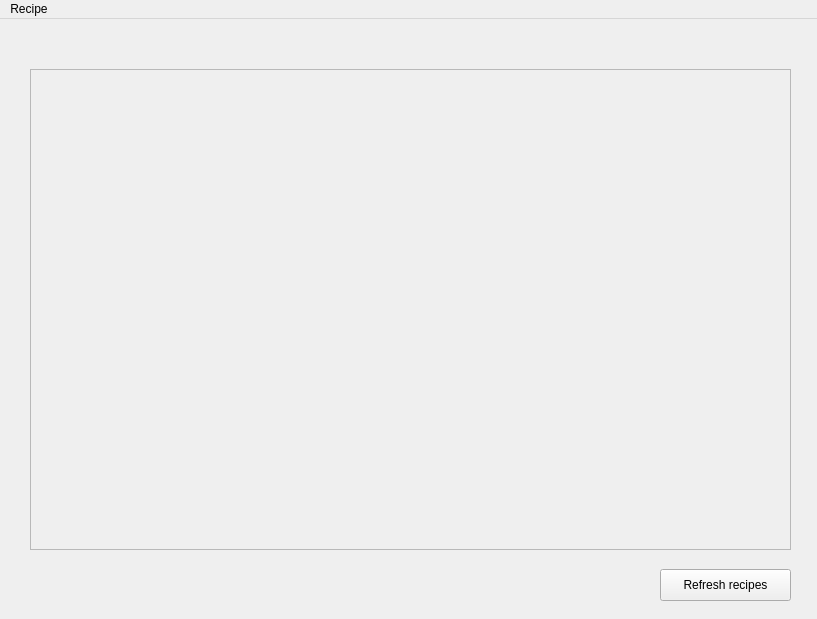
Qt form qt/main_window/MainWindow.ui (Quentin-Gillet/qt-recipe-app) before a commit.
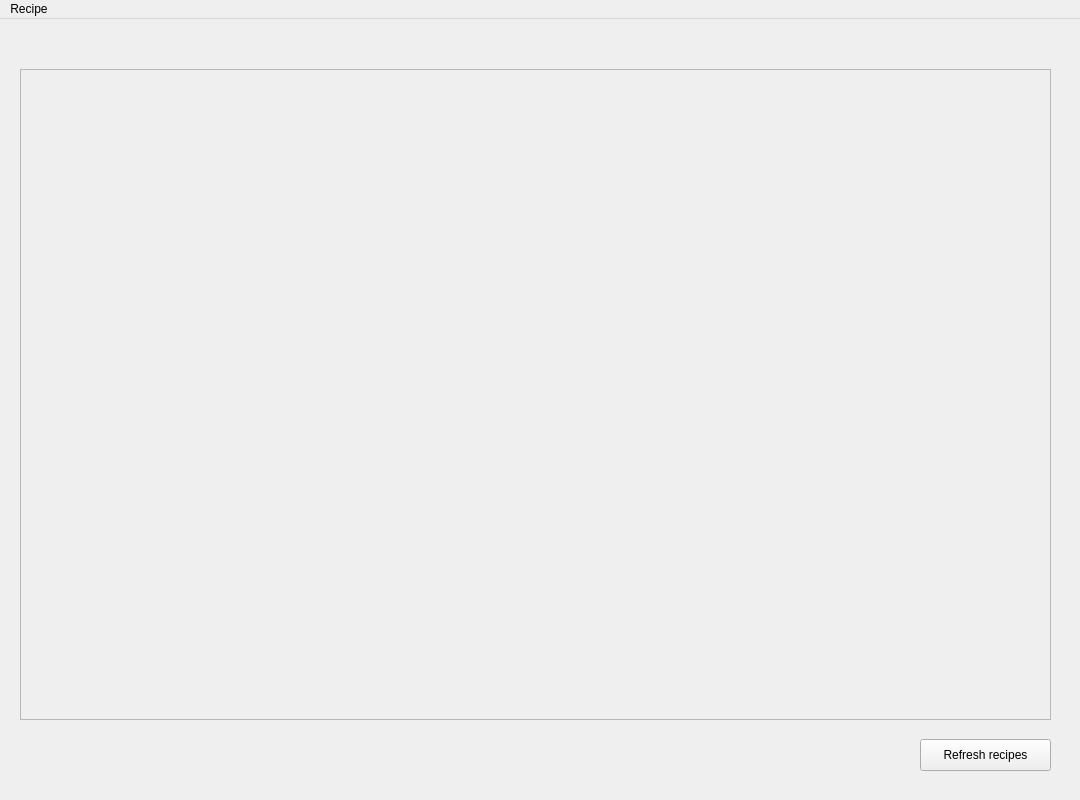
The same form after that commit.

Diff of the .ui file:
```diff
--- a/qt/main_window/MainWindow.ui
+++ b/qt/main_window/MainWindow.ui
@@ -6,8 +6,8 @@
    <rect>
     <x>0</x>
     <y>0</y>
-    <width>817</width>
-    <height>619</height>
+    <width>1080</width>
+    <height>800</height>
    </rect>
   </property>
   <property name="windowTitle">
@@ -17,10 +17,10 @@
    <widget class="QFrame" name="frame">
     <property name="geometry">
      <rect>
-      <x>30</x>
+      <x>20</x>
       <y>50</y>
-      <width>761</width>
-      <height>481</height>
+      <width>1031</width>
+      <height>651</height>
      </rect>
     </property>
     <property name="frameShape">
@@ -33,8 +33,8 @@
    <widget class="QPushButton" name="refreshButton">
     <property name="geometry">
      <rect>
-      <x>660</x>
-      <y>550</y>
+      <x>920</x>
+      <y>720</y>
       <width>131</width>
       <height>32</height>
      </rect>
@@ -52,7 +52,7 @@
     <rect>
      <x>0</x>
      <y>0</y>
-     <width>817</width>
+     <width>1080</width>
      <height>42</height>
     </rect>
    </property>
```
Left out of the diff: 2 changed lines with no effect on the pictures.
